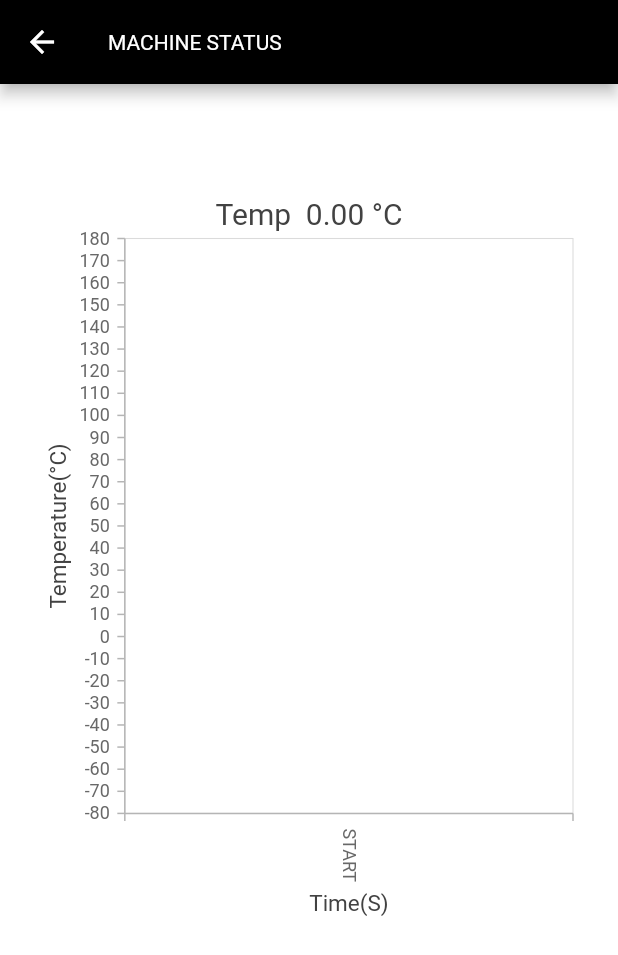
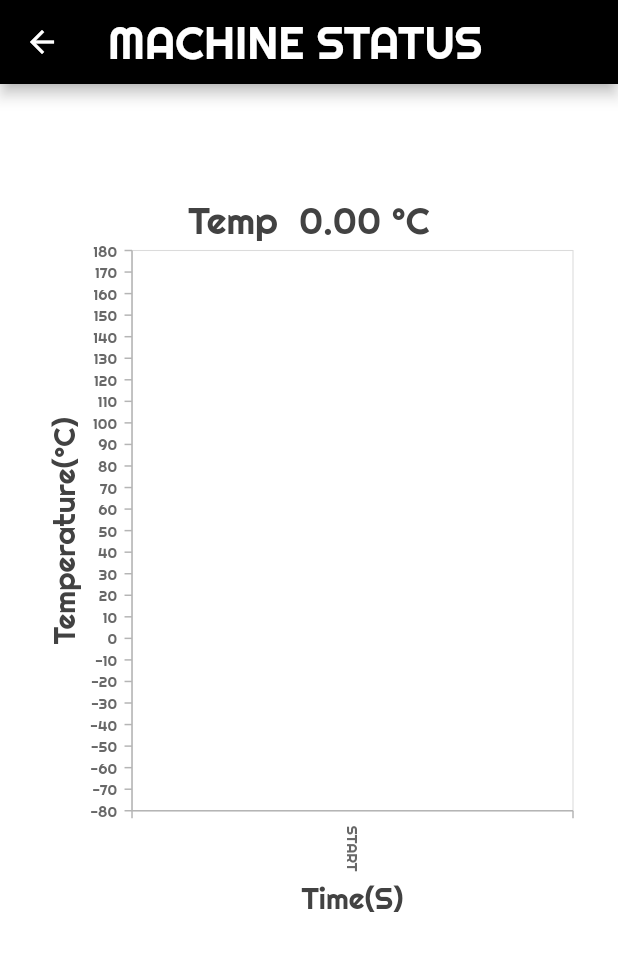
Before and after one commit to MrSuradechTH/rellab, a Flutter app: the CHART screen opened directly, on a phone screen of 412 x 824 dp. Shown: the top 955 px of the screen. Run offline on Flutter 3.47's test engine with Material 2 defaults, Android fonts, the phone set to English and light mode, and no system bars; our stand-ins replace sprintf, syncfusion_flutter_charts; missing offline and left inert: animate_gradient, dart:ffi; accounts and stored records are empty; network calls fail.

Commit message:
Add files via upload

```diff
--- a/lib/chart.dart
+++ b/lib/chart.dart
@@ -1,4 +1,3 @@
-import 'package:flutter/foundation.dart';
 import 'package:flutter/material.dart';
 import 'package:flutter/services.dart';
 import 'package:rellab/share_data.dart';
@@ -50,6 +49,10 @@ class _CHARTState extends State<CHART> {
       activationMode: ActivationMode.singleTap,
       tooltipSettings: const InteractiveTooltip(
         enable: true,
+        textStyle: TextStyle(
+          fontFamily: "Righteous-Regular",
+          fontSize: 15
+        ),
         format: "point.y °C",
       ),
     );
@@ -59,6 +62,10 @@ class _CHARTState extends State<CHART> {
       activationMode: ActivationMode.singleTap,
       tooltipSettings: const InteractiveTooltip(
         enable: true,
+        textStyle: TextStyle(
+          fontFamily: "Righteous-Regular",
+          fontSize: 15
+        ),
         format: "point.y %RH",
       ),
     );
@@ -67,9 +74,9 @@ class _CHARTState extends State<CHART> {
       enableMouseWheelZooming: true,
     );
     Timer.periodic(const Duration(milliseconds: updatedelay), (timer) async {
-      if (kDebugMode) {
-        print("loogsize = $logsize :xmax = $xmax");
-      }
+      // if (kDebugMode) {
+      //   print("loogsize = $logsize :xmax = $xmax");
+      // }
       if (chartstart == true) {
         // print(_data.length);
         getdata(mode[0]);
@@ -78,13 +85,13 @@ class _CHARTState extends State<CHART> {
           lasttime = timenow;
           updateData();
         }
-        if (kDebugMode) {
-          print("loop");
-        }
+        // if (kDebugMode) {
+        //   print("loop");
+        // }
       }
-      if (kDebugMode) {
-        print("endloop");
-      }
+      // if (kDebugMode) {
+      //   print("endloop");
+      // }
     });
     super.initState();
   }
@@ -98,13 +105,17 @@ class _CHARTState extends State<CHART> {
     return SafeArea(
       child: Scaffold(
         appBar: AppBar(
-          title: const Text("MACHINE STATUS"),
+          title: Text(
+            "MACHINE STATUS",
+            style: font[0],
+          ),
           automaticallyImplyLeading: true,
           leading: const BackButton(
             color: Colors.white,
           ),
         ),
         body: Container(
+          height: MediaQuery.of(context).size.height,
           padding: const EdgeInsets.fromLTRB(20, 20, 20, 50),
           child: SingleChildScrollView(
             physics: RawKeyboard.instance.keysPressed.contains(LogicalKeyboardKey.controlLeft) ? const NeverScrollableScrollPhysics() : null,
@@ -120,7 +131,11 @@ class _CHARTState extends State<CHART> {
                     zoomPanBehavior: RawKeyboard.instance.keysPressed.contains(LogicalKeyboardKey.controlLeft) ? _zoomPanBehavior : null,
                     title: ChartTitle(
                         text: sprintf("Temp %5.2f °C", [temp]),
-                        textStyle: const TextStyle(fontSize: 20)),
+                        textStyle: const TextStyle(
+                          fontFamily: "Righteous-Regular",
+                          fontSize: 25
+                        ),
+                    ),
                     legend: Legend(
                       isVisible: false,
                       position: LegendPosition.bottom,
@@ -144,7 +159,18 @@ class _CHARTState extends State<CHART> {
                       labelRotation: 90,
                       // isVisible: false, //hide
                       tickPosition: TickPosition.inside,
-                      title: AxisTitle(text: "Time(S)", alignment: ChartAlignment.center),
+                      title: AxisTitle(
+                        text: "Time(S)",
+                        textStyle:const TextStyle(
+                          fontFamily: "Righteous-Regular",
+                          fontSize: 20
+                        ),
+                        alignment: ChartAlignment.center
+                      ),
+                      labelStyle: const TextStyle(
+                        fontFamily: "Righteous-Regular",
+                        fontSize: 10
+                      ),
                       majorGridLines: const MajorGridLines(width: 0),
                     ),
                     primaryYAxis: NumericAxis(
@@ -153,7 +179,17 @@ class _CHARTState extends State<CHART> {
                       maximum: 180,
                       interval: 10,
                       tickPosition: TickPosition.inside,
-                      title: AxisTitle(text: "Temperature(°C)"),
+                      title: AxisTitle(
+                        text: "Temperature(°C)",
+                        textStyle: const TextStyle(
+                          fontFamily: "Righteous-Regular",
+                          fontSize: 20
+                        ),
+                      ),
+                      labelStyle: const TextStyle(
+                        fontFamily: "Righteous-Regular",
+                        fontSize: 10
+                      ),
                       majorGridLines: const MajorGridLines(width: 0),
                     ),
                   ),
@@ -165,8 +201,12 @@ class _CHARTState extends State<CHART> {
                   child: SfCartesianChart(
                     zoomPanBehavior: RawKeyboard.instance.keysPressed.contains(LogicalKeyboardKey.controlLeft) ? _zoomPanBehavior : null,
                     title: ChartTitle(
-                        text: sprintf("Hum   %5.2f %%RH", [humid]),
-                        textStyle: const TextStyle(fontSize: 20)),
+                      text: sprintf("Hum   %5.2f %%RH", [humid]),
+                      textStyle: const TextStyle(
+                        fontFamily: "Righteous-Regular",
+                        fontSize: 25
+                      ),
+                    ),
                     legend: Legend(
                       isVisible: false,
                       position: LegendPosition.bottom,
@@ -190,7 +230,18 @@ class _CHARTState extends State<CHART> {
                       labelRotation: 90,
                       // isVisible: false, //hide time
                       tickPosition: TickPosition.inside,
-                      title: AxisTitle(text: "Time(S)"),
+                      title: AxisTitle(
+                        text: "Time(S)",
+                        textStyle:const TextStyle(
+                          fontFamily: "Righteous-Regular",
+                          fontSize: 20
+                        ),
+                        alignment: ChartAlignment.center
+                      ),
+                      labelStyle: const TextStyle(
+                        fontFamily: "Righteous-Regular",
+                        fontSize: 10
+                      ),
                       majorGridLines: const MajorGridLines(width: 0),
                     ),
                     primaryYAxis: NumericAxis(
@@ -199,7 +250,17 @@ class _CHARTState extends State<CHART> {
                       maximum: 100,
                       interval: 5,
                       tickPosition: TickPosition.inside,
-                      title: AxisTitle(text: "Humidity(%)"),
+                      title: AxisTitle(
+                        text: "Humidity(%)",
+                        textStyle: const TextStyle(
+                          fontFamily: "Righteous-Regular",
+                          fontSize: 20
+                        ),
+                      ),
+                      labelStyle: const TextStyle(
+                        fontFamily: "Righteous-Regular",
+                        fontSize: 10
+                      ),
                       majorGridLines: const MajorGridLines(width: 0),
                     ),
                   ),
@@ -275,7 +336,10 @@ class _CHARTState extends State<CHART> {
       );
     }
 
-    if (!mounted) return;
+    if (!mounted) {
+      http.Client().close();
+      return;
+    }
     setState(() {
       // temp = randoma.toDouble();
       // humid = randomb.toDouble();
@@ -322,7 +386,7 @@ Future getdata(String m) async {
       // print(jsonDecode(txt.body));
       datain = jsonDecode(txt.body);
     } else {
-      print(txt.statusCode);
+      // print(txt.statusCode);
     }
     // http.Client().close();
   } else if (m == mode[1]) {
@@ -358,12 +422,13 @@ Future getdata(String m) async {
       // return logarrray;
       // print(logarrray);
       logsize = logarrray.length;
-      print(logsize);
+      // print(logsize);
     } else {
-      print(txt.statusCode);
+      // print(txt.statusCode);
     }
   }
   // print(logarrray.length);
+  http.Client().close();
 }
 
 //chart
--- a/lib/share_data.dart
+++ b/lib/share_data.dart
@@ -2,10 +2,12 @@ import 'package:flutter/material.dart';
 
 //them
 dynamic background = Colors.grey;
-dynamic menux = 5;
 const double menufontsize = 20;
+List<String> fontstring = ["Righteous-Regular"];
+List<TextStyle> font = [const TextStyle(fontFamily: "Righteous-Regular",fontSize: 30),const TextStyle(fontFamily: "Righteous-Regular",fontSize: 20)];
 
 //machine menu
+dynamic menux = 5;
 final List<String> machinestatustype = [
   // "TEMPCYCLE",
   "TEMPHUMID",
```
Also changed, not shown: lib/machinestatus_name.dart (+15 -8 lines), lib/machinestatus_type.dart (+27 -6 lines), pubspec.yaml (+5 -4 lines), fonts/Righteous-Regular.ttf (added), pubspec.lock.
